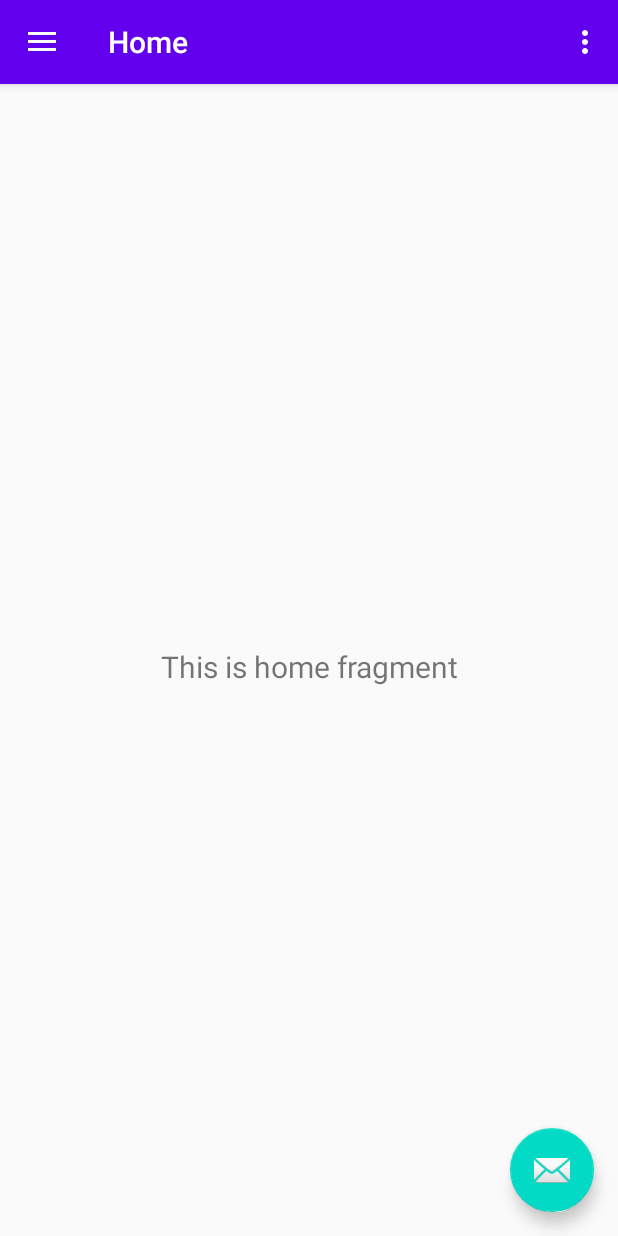
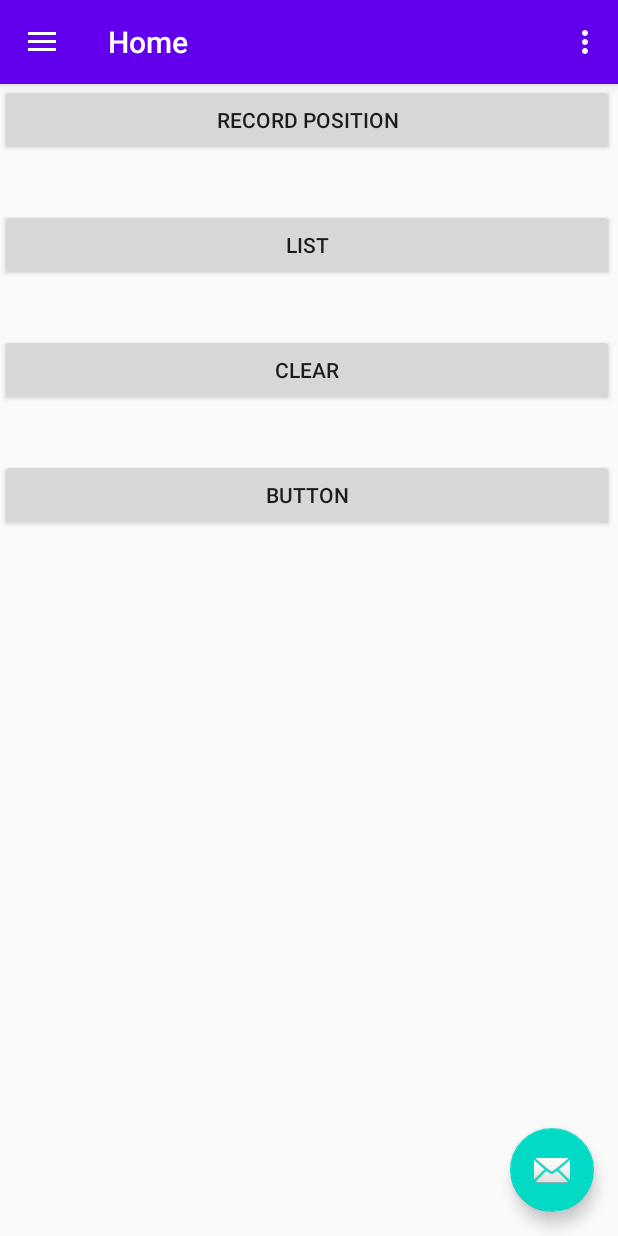
Before and after one commit to mores/WiFiAnalyzerBuddy, an Android app: the screen it shows after launch (MainActivity), on a phone screen of 412 x 824 dp. Run offline under Robolectric (Android 15) with nearby library versions, the phone set to English and light mode, and no system bars; our stand-ins replace navigation-ui.

Commit message:
Adds GPS.

```diff
--- a/app/build.gradle
+++ b/app/build.gradle
@@ -3,6 +3,10 @@ apply plugin: 'com.android.application'
 android {
     compileSdkVersion 28
     buildToolsVersion "29.0.3"
+
+    viewBinding {
+        enabled = true
+    }
 
     defaultConfig {
         applicationId "com.example.wifianalyzerbuddy"
@@ -35,6 +39,7 @@ dependencies {
     implementation 'androidx.navigation:navigation-fragment:2.2.1'
     implementation 'androidx.navigation:navigation-ui:2.2.1'
     implementation 'androidx.lifecycle:lifecycle-extensions:2.2.0'
+    implementation 'com.google.android.gms:play-services-location:17.0.0'
     implementation "androidx.room:room-runtime:$room_version"
     annotationProcessor "androidx.room:room-compiler:$room_version"
     testImplementation 'junit:junit:4.12'
--- a/app/src/main/AndroidManifest.xml
+++ b/app/src/main/AndroidManifest.xml
@@ -1,6 +1,8 @@
 <?xml version="1.0" encoding="utf-8"?>
 <manifest xmlns:android="http://schemas.android.com/apk/res/android"
     package="com.example.wifianalyzerbuddy">
+
+    <uses-permission-sdk-23 android:name="android.permission.ACCESS_FINE_LOCATION"/>
 
     <application
         android:allowBackup="true"
--- a/app/src/main/java/com/example/wifianalyzerbuddy/MainActivity.java
+++ b/app/src/main/java/com/example/wifianalyzerbuddy/MainActivity.java
@@ -3,6 +3,7 @@ package com.example.wifianalyzerbuddy;
 import android.Manifest;
 import android.content.Intent;
 import android.content.pm.PackageManager;
+import android.location.Location;
 import android.os.Build;
 import android.os.Bundle;
 import android.util.Log;
@@ -28,11 +29,23 @@ import androidx.appcompat.widget.Toolbar;
 import java.util.List;
 import java.util.Scanner;
 
+import com.google.android.gms.location.FusedLocationProviderClient;
+import com.google.android.gms.location.LocationCallback;
+import com.google.android.gms.location.LocationRequest;
+import com.google.android.gms.location.LocationResult;
+import com.google.android.gms.location.LocationServices;
+
 public class MainActivity extends AppCompatActivity {
 
     private static String TAG = "WAB::MainActivity";
+    private int locationRequestCode = 1000;
 
     private AppBarConfiguration mAppBarConfiguration;
+
+    private FusedLocationProviderClient fusedLocationClient;
+    private Location myLocation;
+    private LocationRequest locationRequest;
+    private LocationCallback locationCallback;
 
     @Override
     protected void onCreate(Bundle savedInstanceState) {
@@ -59,6 +72,35 @@ public class MainActivity extends AppCompatActivity {
         NavController navController = Navigation.findNavController(this, R.id.nav_host_fragment);
         NavigationUI.setupActionBarWithNavController(this, navController, mAppBarConfiguration);
         NavigationUI.setupWithNavController(navigationView, navController);
+
+        if (ActivityCompat.checkSelfPermission(this, Manifest.permission.ACCESS_FINE_LOCATION) != PackageManager.PERMISSION_GRANTED
+                && ActivityCompat.checkSelfPermission(this, Manifest.permission.ACCESS_COARSE_LOCATION) != PackageManager.PERMISSION_GRANTED) {
+            ActivityCompat.requestPermissions(this, new String[]{Manifest.permission.ACCESS_FINE_LOCATION, Manifest.permission.ACCESS_COARSE_LOCATION},
+                    locationRequestCode);
+        } else {
+            // already permission granted
+        }
+
+        fusedLocationClient = LocationServices.getFusedLocationProviderClient(this);
+
+        locationRequest = LocationRequest.create();
+        locationRequest.setPriority(LocationRequest.PRIORITY_HIGH_ACCURACY);
+        locationRequest.setInterval(1000);
+
+        locationCallback = new LocationCallback() {
+            @Override
+            public void onLocationResult(LocationResult locationResult) {
+                if (locationResult == null) {
+                    return;
+                }
+                for (Location location : locationResult.getLocations()) {
+                    myLocation = location;
+                    Log.i( TAG, "Location: " + location );
+                }
+            }
+        };
+
+        fusedLocationClient.requestLocationUpdates(locationRequest, locationCallback, null);
 
         Intent intent = getIntent();
         String action = intent.getAction();
@@ -109,4 +151,9 @@ public class MainActivity extends AppCompatActivity {
         return NavigationUI.navigateUp(navController, mAppBarConfiguration)
                 || super.onSupportNavigateUp();
     }
+
+    public Location getLocation()
+    {
+        return myLocation;
+    }
 }
--- a/app/src/main/java/com/example/wifianalyzerbuddy/ui/home/HomeFragment.java
+++ b/app/src/main/java/com/example/wifianalyzerbuddy/ui/home/HomeFragment.java
@@ -1,35 +1,34 @@
 package com.example.wifianalyzerbuddy.ui.home;
 
+import android.location.Location;
 import android.os.Bundle;
+import android.util.Log;
 import android.view.LayoutInflater;
 import android.view.View;
 import android.view.ViewGroup;
-import android.widget.TextView;
 
 import androidx.annotation.NonNull;
-import androidx.annotation.Nullable;
 import androidx.fragment.app.Fragment;
-import androidx.lifecycle.Observer;
-import androidx.lifecycle.ViewModelProviders;
 
-import com.example.wifianalyzerbuddy.R;
+import com.example.wifianalyzerbuddy.MainActivity;
+import com.example.wifianalyzerbuddy.databinding.FragmentHomeBinding;
+
 
 public class HomeFragment extends Fragment {
 
-    private HomeViewModel homeViewModel;
+    private FragmentHomeBinding binding;
 
-    public View onCreateView(@NonNull LayoutInflater inflater,
-                             ViewGroup container, Bundle savedInstanceState) {
-        homeViewModel =
-                ViewModelProviders.of(this).get(HomeViewModel.class);
-        View root = inflater.inflate(R.layout.fragment_home, container, false);
-        final TextView textView = root.findViewById(R.id.text_home);
-        homeViewModel.getText().observe(getViewLifecycleOwner(), new Observer<String>() {
-            @Override
-            public void onChanged(@Nullable String s) {
-                textView.setText(s);
+    public View onCreateView(@NonNull LayoutInflater inflater, ViewGroup container, Bundle savedInstanceState) {
+        binding = FragmentHomeBinding.inflate(inflater, container, false);
+        View view = binding.getRoot();
+
+        binding.record.setOnClickListener(new View.OnClickListener() {
+            public void onClick( android.view.View rootView ) {
+                Location location = ((MainActivity)getActivity()).getLocation();
+                Log.i( "HF", "record: " +  location );
             }
         });
-        return root;
+
+        return view;
     }
 }
--- a/app/src/main/java/com/example/wifianalyzerbuddy/ui/home/HomeViewModel.java
+++ /dev/null
@@ -1,19 +0,0 @@
-package com.example.wifianalyzerbuddy.ui.home;
-
-import androidx.lifecycle.LiveData;
-import androidx.lifecycle.MutableLiveData;
-import androidx.lifecycle.ViewModel;
-
-public class HomeViewModel extends ViewModel {
-
-    private MutableLiveData<String> mText;
-
-    public HomeViewModel() {
-        mText = new MutableLiveData<>();
-        mText.setValue("This is home fragment");
-    }
-
-    public LiveData<String> getText() {
-        return mText;
-    }
-}
--- a/app/src/main/res/layout/fragment_home.xml
+++ b/app/src/main/res/layout/fragment_home.xml
@@ -4,19 +4,60 @@
     xmlns:tools="http://schemas.android.com/tools"
     android:layout_width="match_parent"
     android:layout_height="match_parent"
-    tools:context=".ui.home.HomeFragment">
+    tools:context=".ui.home.HomeFragment" >
 
-    <TextView
-        android:id="@+id/text_home"
-        android:layout_width="match_parent"
-        android:layout_height="wrap_content"
-        android:layout_marginStart="8dp"
-        android:layout_marginTop="8dp"
-        android:layout_marginEnd="8dp"
-        android:textAlignment="center"
-        android:textSize="20sp"
-        app:layout_constraintBottom_toBottomOf="parent"
-        app:layout_constraintEnd_toEndOf="parent"
-        app:layout_constraintStart_toStartOf="parent"
-        app:layout_constraintTop_toTopOf="parent" />
+    <LinearLayout
+        android:layout_width="409dp"
+        android:layout_height="729dp"
+        android:orientation="vertical"
+        tools:layout_editor_absoluteX="1dp"
+        tools:layout_editor_absoluteY="1dp">
+
+        <Button
+            android:id="@+id/record"
+            android:layout_width="match_parent"
+            android:layout_height="wrap_content"
+            android:text="Record Position" />
+
+        <Space
+            android:layout_width="match_parent"
+            android:layout_height="35dp" />
+
+        <Button
+            android:id="@+id/list"
+            android:layout_width="match_parent"
+            android:layout_height="wrap_content"
+            android:text="List" />
+
+        <Space
+            android:layout_width="match_parent"
+            android:layout_height="35dp" />
+
+        <Button
+            android:id="@+id/clear"
+            android:layout_width="match_parent"
+            android:layout_height="wrap_content"
+            android:text="Clear" />
+
+        <Space
+            android:layout_width="match_parent"
+            android:layout_height="35dp" />
+
+        <Button
+            android:id="@+id/button6"
+            android:layout_width="match_parent"
+            android:layout_height="wrap_content"
+            android:text="Button" />
+
+        <ScrollView
+            android:layout_width="match_parent"
+            android:layout_height="match_parent">
+
+            <LinearLayout
+                android:layout_width="match_parent"
+                android:layout_height="wrap_content"
+                android:orientation="vertical" />
+        </ScrollView>
+
+    </LinearLayout>
 </androidx.constraintlayout.widget.ConstraintLayout>
```
